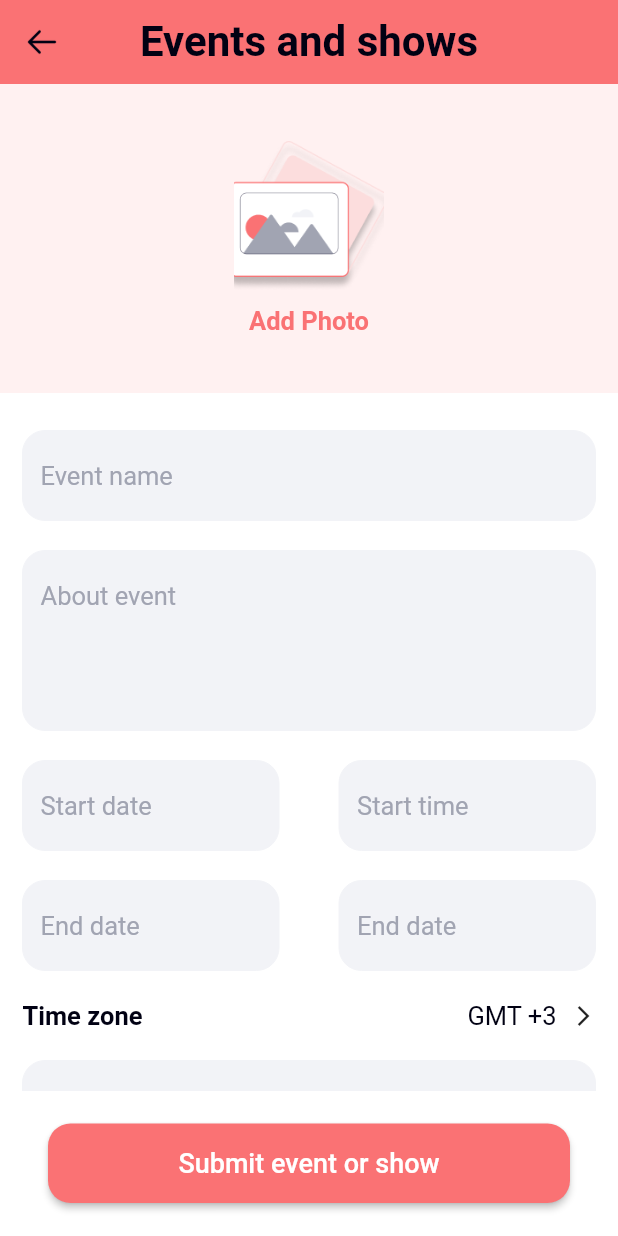
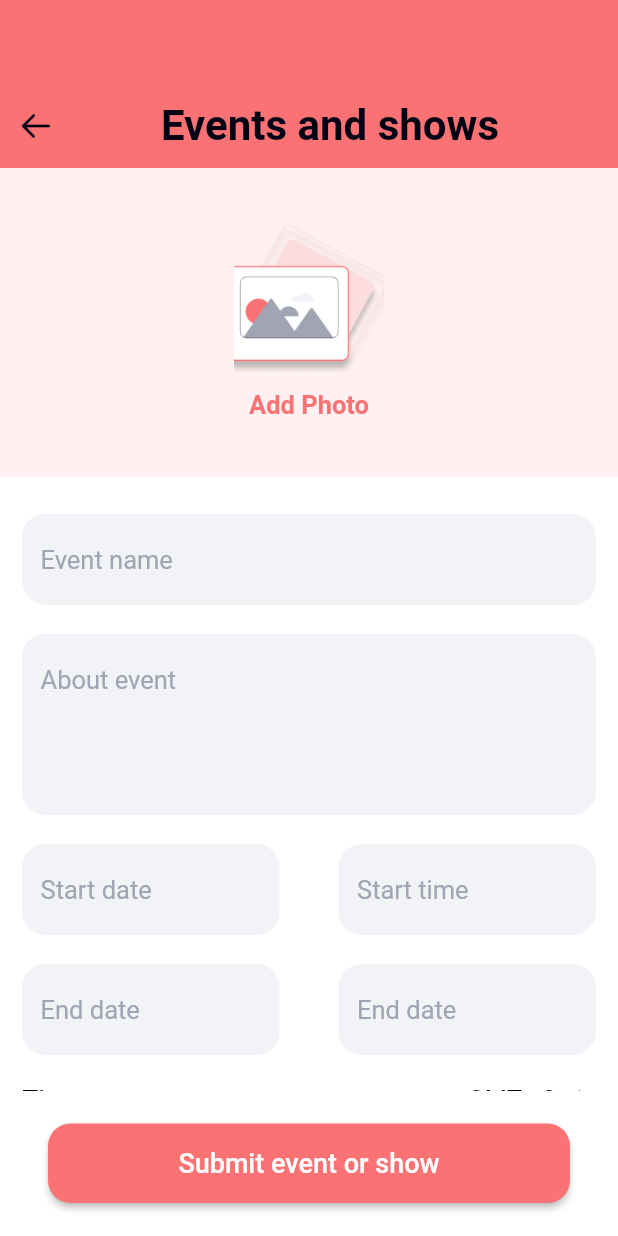
Before and after one commit to himanshu447/comedyApp, a Flutter app: the SubmitEvents screen opened by its route, on a phone screen of 412 x 824 dp. Run offline on Flutter 3.47's test engine with Material 2 defaults, Android fonts, the phone set to English and light mode, and no system bars; our stand-ins replace bloc, cached_network_image, equatable, flutter_bloc, get_it, share; missing offline and left inert: simple_gesture_detector; network calls fail; Roboto replaces fonts that are missing (SF Pro Display).

```diff
--- a/lib/common/common_appbar.dart
+++ b/lib/common/common_appbar.dart
@@ -4,6 +4,12 @@ import 'package:comedy/utils/style_util.dart';
 import 'package:flutter/material.dart';
 
 import 'general_widget.dart';
+import 'package:comedy/common/general_widget.dart';
+import 'package:comedy/utils/color_util.dart';
+import 'package:comedy/utils/component/text_component.dart';
+import 'package:comedy/utils/icons_utils.dart';
+import 'package:comedy/utils/style_util.dart';
+import 'package:flutter/material.dart';
 
 Widget customAppbar(
     {bool isLeading = true,
--- a/lib/feacture/events_shows/presentation/page/submit_events.dart
+++ b/lib/feacture/events_shows/presentation/page/submit_events.dart
@@ -2,6 +2,7 @@ import 'package:comedy/common/common_appbar.dart';
 import 'package:comedy/common/general_widget.dart';
 import 'package:comedy/feacture/events_shows/presentation/widget/event_widget.dart';
 import 'package:comedy/feacture/events_shows/presentation/widget/submit_event_widget.dart';
+import 'package:comedy/share/widget/sub_module_app_bar_widget.dart';
 import 'package:comedy/utils/color_util.dart';
 import 'package:comedy/utils/component/text_component.dart';
 import 'package:comedy/utils/icons_utils.dart';
@@ -33,12 +34,15 @@ class _SubmitEventsState extends State<SubmitEvents> {
         child: submitButton(
             title: AppString.Submit_event_or_show, onPress: _submitData),
       ),
-      appBar: customAppbar(
-        context: context,
+      body: Column(
+        children: [
+          SubModuleAppBarWidget(
+            color: AppColor.primary_pink[500],
             title: AppString.event_and_shows,
-        backgroundColor: AppColor.primary_pink[500],
           ),
-      body: SingleChildScrollView(
+
+          Expanded(
+            child: SingleChildScrollView(
               child: Column(
                 children: [
                   topAddImageWidget(size: size),
@@ -132,12 +136,15 @@ class _SubmitEventsState extends State<SubmitEvents> {
                     hintText: AppString.cost,
                   ),
                   verticalSpace(20.0),
+                ],
+              ),
+            ),
+          ),
 
           /*    customTextField(
                     controller: controller, hintText: 'Event Name'),
                 verticalSpace(20.0),*/
         ],
-        ),
       ),
     );
   }
```
Also changed, not shown: lib/feacture/events_shows/presentation/page/events_shows.dart (+12 -7 lines), lib/utils/component/bottom_nav_component.dart (+6 -4 lines), 2 other files. Lines whose indentation alone changed are shown as unchanged.
